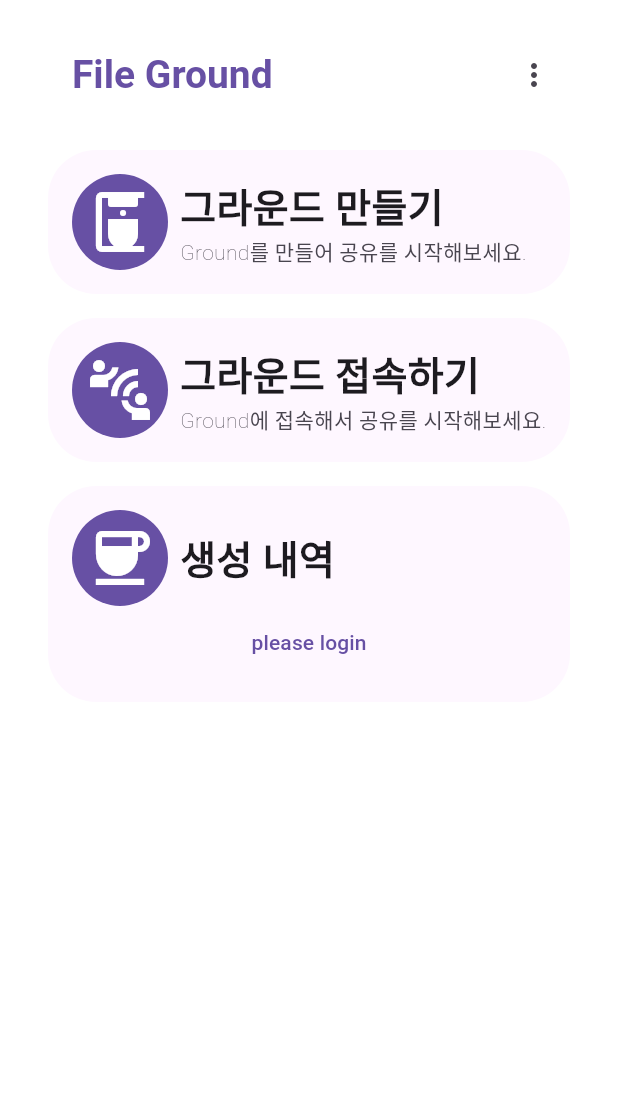
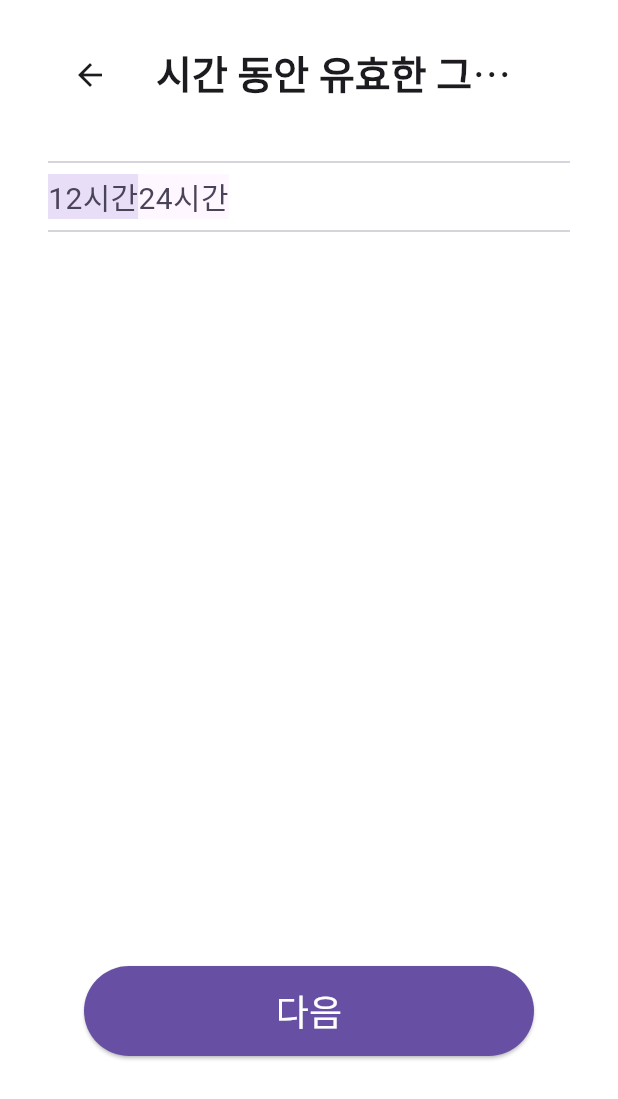
Before and after one commit to FileGround-CloudComputing/FileGround-Front, a Flutter app: the screen it shows after launch, after a tap on "그라운드 만들기", on a phone screen of 412 x 824 dp. Shown: the top 1099 px of the screen. Run offline on Flutter 3.47's test engine with Material 2 defaults, Android fonts, the phone set to English and light mode, and no system bars; our stand-ins replace dio, flutter_riverpod, flutter_secure_storage, fpdart, freezed_annotation, go_router and 1 more; generated files the repository leaves out were written again; network calls fail.

Commit message:
feat(#11): 그라운드 페이지 형태

```diff
--- a/lib/domain/constants/paths.dart
+++ b/lib/domain/constants/paths.dart
@@ -2,3 +2,4 @@ const CREDIT_PAGE_PATH = '/credit';
 const LICENSE_PAGE_PATH = '/credit/license';
 const CONNECT_PAGE_PATH = '/connect';
 const SETTING_PAGE_PATH = '/setting';
+const MAKE_PAGE_PATH = '/make';
--- a/lib/presentation/common/components/customAppBar.dart
+++ b/lib/presentation/common/components/customAppBar.dart
@@ -6,8 +6,10 @@ class CustomAppBar extends StatelessWidget implements PreferredSizeWidget {
   final Widget? leading;
   final List<Widget>? actions;
   final double height;
+  final Widget title;
   const CustomAppBar({
     Key? key,
+    required this.title,
     this.height = 100,
     this.leading,
     this.actions,
@@ -18,10 +20,7 @@ class CustomAppBar extends StatelessWidget implements PreferredSizeWidget {
     final color = Theme.of(context).colorScheme;
     return AppBar(
       toolbarHeight: height,
-      title: BoldText(
-        'File Ground',
-        color: color.primary,
-      ),
+      title: title,
       leading: leading,
       actions: actions,
       backgroundColor: Colors.transparent,
--- a/lib/presentation/main/mainPage.dart
+++ b/lib/presentation/main/mainPage.dart
@@ -1,5 +1,6 @@
 import 'package:file_ground_front/infrastructure/providers/authProvider.dart';
 import 'package:file_ground_front/infrastructure/providers/userProvider.dart';
+import 'package:file_ground_front/presentation/common/atomic/texts.dart';
 import 'package:file_ground_front/presentation/connect/connectPage.dart';
 import 'package:file_ground_front/presentation/main/components/groundsList.dart';
 import 'package:file_ground_front/presentation/main/mainViewModel.dart';
@@ -18,10 +19,11 @@ class MainPage extends ConsumerWidget {
 
   @override
   Widget build(BuildContext context, WidgetRef ref) {
-    final size = MediaQuery.of(context).size;
+    final color = Theme.of(context).colorScheme;
     final pushConnectPage =
         ref.read(mainViewModelProvider.notifier).pushConnectPage;
-    final session = ref.watch(authUseCaseProvider);
+    final pushMakePage = ref.read(mainViewModelProvider.notifier).pushMakePage;
+    final session = ref.read(authUseCaseProvider);
     if (session != null) {
       ref.read(mainViewModelProvider.notifier).init();
     }
@@ -29,8 +31,12 @@ class MainPage extends ConsumerWidget {
       padding: getPagePadding(),
       child: Scaffold(
         backgroundColor: Colors.transparent,
-        appBar: const CustomAppBar(
-          actions: [
+        appBar: CustomAppBar(
+          title: BoldText(
+            'File Ground',
+            color: color.primary,
+          ),
+          actions: const [
             AppBarOptions(),
           ],
         ),
@@ -38,7 +44,9 @@ class MainPage extends ConsumerWidget {
           children: [
             RoundedSurfaceInk(
               width: double.infinity,
-              onTap: () {},
+              onTap: () {
+                pushMakePage(context);
+              },
               child: const IconTitleDesc(
                 icon: Icons.coffee_maker,
                 title: '그라운드 만들기',
--- a/lib/presentation/main/mainViewModel.dart
+++ b/lib/presentation/main/mainViewModel.dart
@@ -38,6 +38,10 @@ class MainViewModel extends StateNotifier<MainState> {
   void pushSettingPage(BuildContext context) {
     context.push(SETTING_PAGE_PATH);
   }
+
+  void pushMakePage(BuildContext context) {
+    context.push(MAKE_PAGE_PATH);
+  }
 }
 
 final mainViewModelProvider =
--- /dev/null
+++ b/lib/presentation/make/makePage.dart
@@ -0,0 +1,130 @@
+import 'package:file_ground_front/presentation/common/atomic/paddings.dart';
+import 'package:file_ground_front/presentation/common/atomic/texts.dart';
+import 'package:file_ground_front/presentation/common/components/customAppBar.dart';
+import 'package:flutter/material.dart';
+import 'package:go_router/go_router.dart';
+
+class PrimaryElevatedButton extends StatelessWidget {
+  final Widget child;
+  final double width, height;
+  final void Function()? onPressed;
+  const PrimaryElevatedButton({
+    Key? key,
+    required this.child,
+    required this.onPressed,
+    this.width = 300,
+    this.height = 60,
+  }) : super(key: key);
+
+  @override
+  Widget build(BuildContext context) {
+    final color = Theme.of(context).colorScheme;
+    return ElevatedButton(
+      style: ElevatedButton.styleFrom(
+        backgroundColor: color.primary,
+        foregroundColor: color.onPrimary,
+        minimumSize: Size(width, height),
+      ),
+      onPressed: onPressed,
+      child: child,
+    );
+  }
+}
+
+class DurationRadio extends StatelessWidget {
+  final Duration current;
+  final Duration value;
+  final void Function(Duration?) onChanged;
+  const DurationRadio({
+    Key? key,
+    required this.current,
+    required this.value,
+    required this.onChanged,
+  }) : super(key: key);
+
+  @override
+  Widget build(BuildContext context) {
+    final color = Theme.of(context).colorScheme;
+    return InkWell(
+      onTap: () {
+        onChanged(value);
+      },
+      child: Ink(
+        decoration: BoxDecoration(
+          color: value == current ? color.secondaryContainer : color.surface,
+        ),
+        child: Text(
+          '${value.inHours}시간',
+          style: TextStyle(
+            fontSize: 20,
+            color: color.onSecondaryContainer,
+          ),
+        ),
+      ),
+    );
+  }
+}
+
+class DurationRadioPicker extends StatelessWidget {
+  const DurationRadioPicker({Key? key}) : super(key: key);
+
+  @override
+  Widget build(BuildContext context) {
+    final current = Duration(hours: 12);
+    return Row(
+      children: [
+        DurationRadio(
+          current: current,
+          value: Duration(hours: 12),
+          onChanged: (v) {},
+        ),
+        DurationRadio(
+          current: current,
+          value: Duration(hours: 24),
+          onChanged: (v) {},
+        ),
+      ],
+    );
+  }
+}
+
+class MakePage extends StatelessWidget {
+  const MakePage({Key? key}) : super(key: key);
+
+  @override
+  Widget build(BuildContext context) {
+    final color = Theme.of(context).colorScheme;
+    return Padding(
+      padding: getPagePadding(),
+      child: Scaffold(
+        appBar: const CustomAppBar(
+          title: BoldText('시간 동안 유효한 그라운드 생성'),
+        ),
+        body: Column(
+          children: [
+            Divider(),
+            DurationRadioPicker(),
+            Divider(),
+          ],
+        ),
+        bottomNavigationBar: Container(
+          color: Colors.transparent,
+          height: 300,
+          width: double.infinity,
+          child: Row(
+            mainAxisAlignment: MainAxisAlignment.center,
+            children: [
+              PrimaryElevatedButton(
+                onPressed: () {},
+                child: const Text(
+                  '다음',
+                  style: TextStyle(fontSize: 24),
+                ),
+              ),
+            ],
+          ),
+        ),
+      ),
+    );
+  }
+}
--- a/lib/presentation/router.dart
+++ b/lib/presentation/router.dart
@@ -2,6 +2,7 @@ import 'package:file_ground_front/domain/constants/paths.dart';
 import 'package:file_ground_front/presentation/connect/connectPage.dart';
 import 'package:file_ground_front/presentation/credit/creditPage.dart';
 import 'package:file_ground_front/presentation/main/mainPage.dart';
+import 'package:file_ground_front/presentation/make/makePage.dart';
 import 'package:file_ground_front/presentation/setting/settingPage.dart';
 import 'package:flutter/material.dart';
 import 'package:go_router/go_router.dart';
@@ -38,5 +39,9 @@ final router = GoRouter(
       path: SETTING_PAGE_PATH,
       builder: (_, __) => SettingPage(),
     ),
+    GoRoute(
+      path: MAKE_PAGE_PATH,
+      builder: (_, __) => MakePage(),
+    )
   ],
 );
```
Also changed, not shown: lib/presentation/make/makePageViewModel.dart (added).
